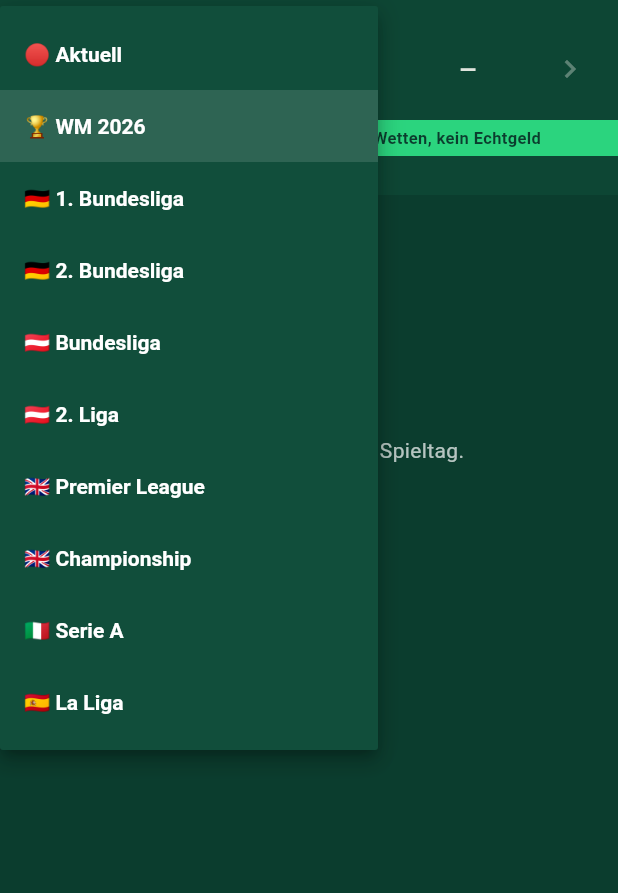
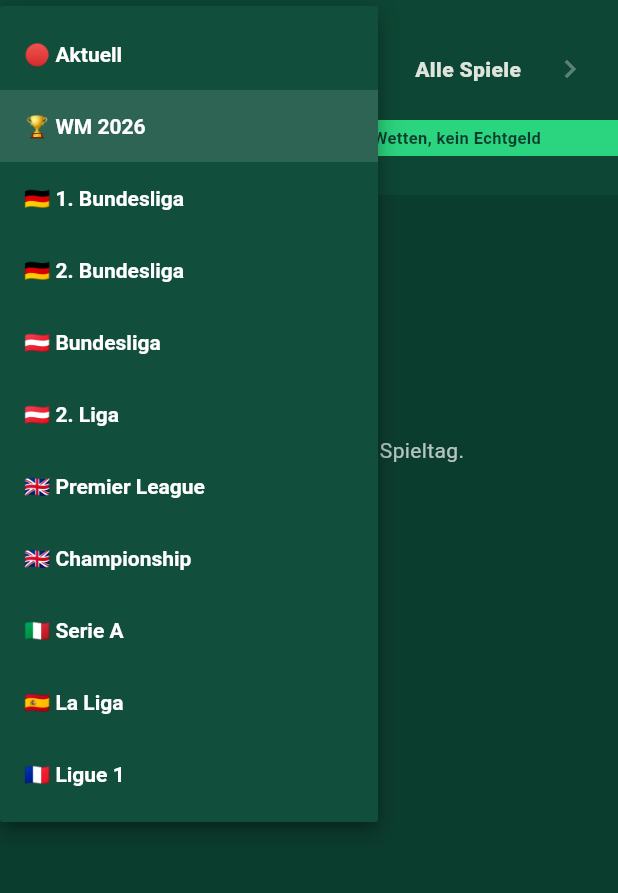
Before and after one commit to warscher80/spanwerk-datenschutz, a Flutter app: the screen it shows after launch, after a tap on an icon or button, on a phone screen of 412 x 824 dp, the part 66-959 px from its top. Run offline on Flutter 3.47's test engine with Material 3 defaults, Android fonts, the phone set to English and light mode, and no system bars; our stand-ins replace flutter_local_notifications, package_info_plus, shared_preferences, timezone; network calls fail.

Commit message:
v1.8.0: Ligue 1, WM zeigt alle Spiele, Nationalteam-Staerken, 'Unentschieden'
- Ligue 1 (Frankreich) ergaenzt (9 Ligen + WM)
- Turniere zeigen ALLE Spiele (Gruppe + K.o.) in einer Liste statt Spieltag-Blaettern
- Aktuell-Ansicht laedt den ganzen aktuellen Spieltag pro Liga
- Nationalteams mit realistischen Start-Elo (genauere WM-Prognosen ab Spiel 1);
  Modell-Version-Reset, damit die Seeds greifen
- '% bei Gleichstand' -> Unentschieden; Label 'Remis' -> 'Unentschieden'

Co-Authored-By: Claude Opus 4.8 <noreply@anthropic.com>
Claude-Session: https://claude.ai/code/session_01LLtTnfzyUhWGzfWAYG4HGg

```diff
--- a/lib/main.dart
+++ b/lib/main.dart
@@ -67,17 +67,13 @@ class _HomePageState extends State<HomePage> with WidgetsBindingObserver {
   League get _league => kLeagues[_leagueIdx < 0 ? 0 : _leagueIdx];
   bool get _isCup => !_currentMode && _league.isCup;
   int get _roundCode => _isCup ? (_stages.isEmpty ? 0 : _stages[_stageIdx].code) : _day;
-  bool get _canPrev => _currentMode ? false : (_isCup ? _stageIdx > 0 : _day > 1);
-  bool get _canNext =>
-      _currentMode ? false : (_isCup ? _stageIdx < _stages.length - 1 : _day < _league.maxRound);
+  // Turniere zeigen alle Spiele auf einmal -> kein Blättern.
+  bool get _canPrev => (_currentMode || _isCup) ? false : _day > 1;
+  bool get _canNext => (_currentMode || _isCup) ? false : _day < _league.maxRound;
 
   String get _stageTitle {
     if (_currentMode) return 'Aktuelle Spiele';
-    if (_isCup) {
-      if (_stages.isEmpty) return '—';
-      final s = _stages[_stageIdx];
-      return cupStageLabel(s.code, s.count);
-    }
+    if (_isCup) return 'Alle Spiele';
     return '$_day. Spieltag';
   }
 
@@ -193,15 +189,20 @@ class _HomePageState extends State<HomePage> with WidgetsBindingObserver {
 
   Future<void> _loadDay({bool silent = false}) async {
     if (!silent) setState(() { _loading = true; _error = null; });
-    final code = _roundCode;
-    if (_isCup && code == 0) {
+    if (_isCup && _stages.isEmpty) {
       setState(() { _matches = []; _loading = false; });
       return;
     }
     try {
-      final m = _currentMode
-          ? await Api.currentMatches(kLeagues, DateTime.now())
-          : await Api.round(_league.id, _season, code);
+      final List<FootyMatch> m;
+      if (_currentMode) {
+        m = await Api.currentMatches(kLeagues, DateTime.now());
+      } else if (_isCup) {
+        // Turnier: ALLE Spiele (Gruppe + K.o.) in einer Liste.
+        m = await Api.allCupMatches(_league.id, _season, _stages);
+      } else {
+        m = await Api.round(_league.id, _season, _day);
+      }
       if (!_currentMode && !_isCup) await _store.setLastRound(_league.id, _day);
       // Frische Ergebnisse sofort ins Quoten-Modell einarbeiten.
       var learned = false;
@@ -689,7 +690,7 @@ class _MatchCard extends StatelessWidget {
 
     return Row(children: [
       cell(match.home.shortName, probs.home, 0),
-      cell('Remis', probs.draw, 1),
+      cell('Unentschieden', probs.draw, 1),
       cell(match.away.shortName, probs.away, 2),
     ]);
   }
--- a/lib/odds.dart
+++ b/lib/odds.dart
@@ -23,6 +23,33 @@ class MatchOdds {
 }
 
 /// Elo-Bewertung mit Heimvorteil und Remis-Modell.
+/// Realistische Start-Stärken für Nationalteams (≈ World-Football-Elo-Niveau).
+/// Damit sind WM-Prognosen vom ersten Spiel an sinnvoll, statt bei null zu starten.
+const kNationalElo = <String, double>{
+  // Weltspitze
+  'Argentina': 2110, 'France': 2090, 'Spain': 2080, 'England': 2040, 'Brazil': 2040,
+  'Portugal': 2010, 'Netherlands': 2000, 'Belgium': 1980, 'Italy': 1975, 'Germany': 1970,
+  // Stark
+  'Croatia': 1940, 'Uruguay': 1930, 'Colombia': 1920, 'Morocco': 1915, 'Switzerland': 1905,
+  'USA': 1890, 'Mexico': 1890, 'United States': 1890, 'Denmark': 1895, 'Japan': 1885,
+  'Senegal': 1880, 'Ecuador': 1860, 'Serbia': 1860, 'Korea Republic': 1855, 'South Korea': 1855,
+  'Iran': 1850, 'Ukraine': 1850, 'Austria': 1875, 'Poland': 1845, 'Sweden': 1840,
+  'Australia': 1830, 'Wales': 1825, 'Turkey': 1860, 'Norway': 1865, 'Nigeria': 1840,
+  'Algeria': 1835, 'Egypt': 1830, 'Ivory Coast': 1825, 'Peru': 1820, 'Chile': 1825,
+  'Canada': 1840, 'Scotland': 1835, 'Greece': 1830, 'Hungary': 1830, 'Czech Republic': 1835,
+  'Czechia': 1835, 'Romania': 1810, 'Slovakia': 1810, 'Slovenia': 1805,
+  // Mittelfeld
+  'Tunisia': 1800, 'Ghana': 1800, 'Cameroon': 1800, 'Mali': 1800, 'Paraguay': 1810,
+  'Venezuela': 1805, 'Costa Rica': 1790, 'Panama': 1785, 'Qatar': 1780, 'Saudi Arabia': 1775,
+  'South Africa': 1780, 'Cape Verde': 1780, 'Burkina Faso': 1785, 'DR Congo': 1790,
+  'Jamaica': 1770, 'Uzbekistan': 1775, 'Iraq': 1765, 'Jordan': 1760, 'United Arab Emirates': 1750,
+  'Honduras': 1745, 'New Zealand': 1740, 'Bolivia': 1735, 'Bahrain': 1730,
+  // Außenseiter
+  'Haiti': 1710, 'El Salvador': 1700, 'Guatemala': 1700, 'Curacao': 1715, 'Suriname': 1705,
+  'Oman': 1720, 'China': 1715, 'Thailand': 1690, 'India': 1660, 'Kuwait': 1690,
+  'Trinidad and Tobago': 1690, 'Indonesia': 1680, 'Vietnam': 1700,
+};
+
 class EloModel {
   final Map<String, double> ratings;
   EloModel(this.ratings);
@@ -33,7 +60,8 @@ class EloModel {
   static const homeAdvantage = 50.0;
   static const k = 16.0;
 
-  double rating(String team) => ratings[team] ?? base;
+  // Bekannte Stärke nutzen, sonst Nationalteam-Startwert, sonst Basis.
+  double rating(String team) => ratings[team] ?? kNationalElo[team] ?? base;
   bool knows(String team) => ratings.containsKey(team);
 
   /// Ein echtes Ergebnis ins Modell einarbeiten (nullsummen-symmetrisch).
--- a/lib/store.dart
+++ b/lib/store.dart
@@ -49,6 +49,18 @@ class PredictionStore {
       });
     }
     _loadLearning();
+    // Bei neuer Modell-Version Lerndaten einmalig zurücksetzen, damit die
+    // verbesserten Start-Stärken (z. B. Nationalteams) wirken.
+    const modelVer = 2;
+    if ((_prefs?.getInt('footy_model_ver') ?? 0) != modelVer) {
+      elo.clear();
+      _ingested.clear();
+      _learnedRounds.clear();
+      modelHits = 0;
+      modelTotal = 0;
+      await _prefs?.setInt('footy_model_ver', modelVer);
+      await saveLearning();
+    }
   }
 
   void _loadLearning() {
--- a/pubspec.yaml
+++ b/pubspec.yaml
@@ -2,7 +2,7 @@ name: footy_predict
 description: "Footy Predict – Tippspiel auf echte Fußballspiele (Punkte, kein Echtgeld)."
 publish_to: 'none'
 
-version: 1.7.1+12
+version: 1.8.0+16
 
 environment:
   sdk: ^3.12.2
--- a/version.json
+++ b/version.json
@@ -1,6 +1,6 @@
 {
-  "versionCode": 12,
-  "versionName": "1.7.1",
+  "versionCode": 16,
+  "versionName": "1.8.0",
   "url": "https://github.com/warscher80/spanwerk-datenschutz/raw/claude/football-betting-apk-m9fb1c/KickProphet.apk",
-  "notes": "Bei gleicher Wahrscheinlichkeit beider Teams: Prognose Unentschieden (X)"
+  "notes": "Genauere WM-Prognosen durch realistische Nationalteam-Staerken; Ligue 1; WM alle Spiele"
 }
```
Also changed, not shown: lib/api.dart (+51 -5 lines).
